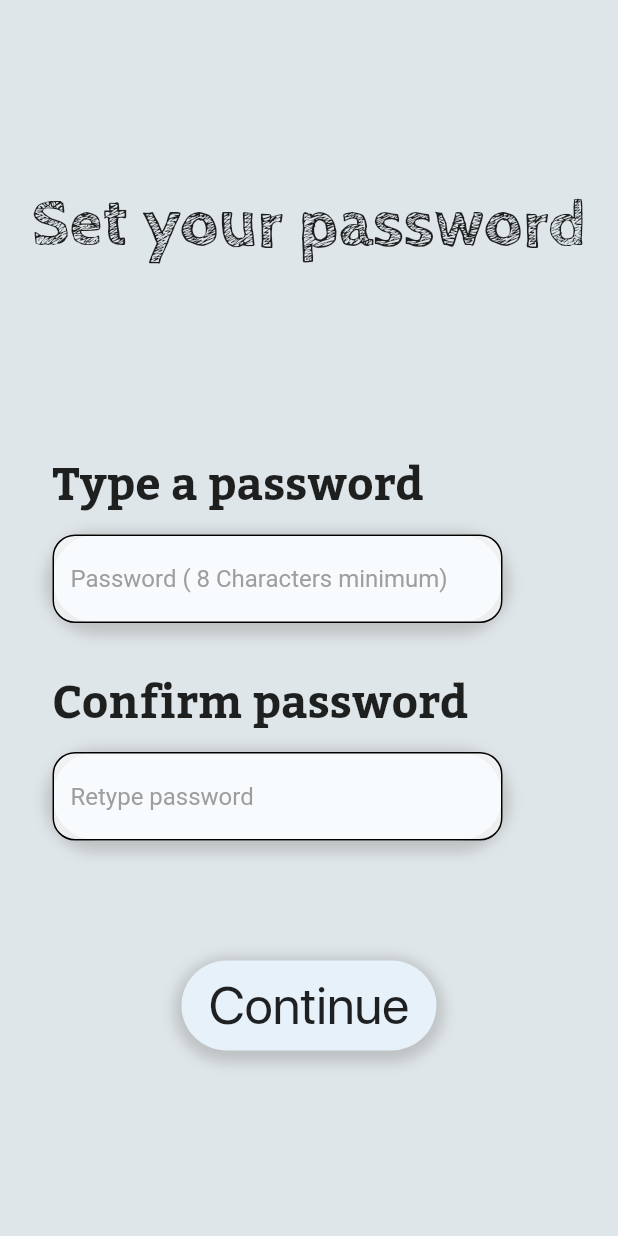
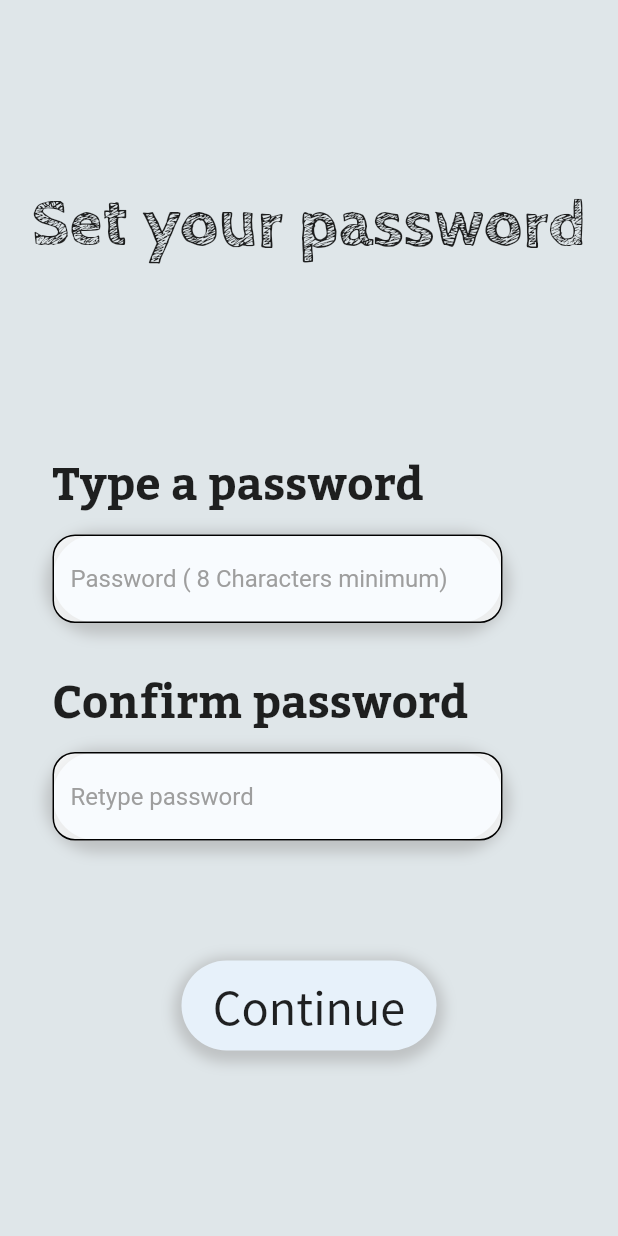
Before and after one commit to abby3010/-PA-, a Flutter app: the screen it shows after launch, after a tap on "Set Password", on a phone screen of 412 x 824 dp. Run offline on Flutter 3.47's test engine with Material 2 defaults, Android fonts, the phone set to English and light mode, and no system bars.

Commit message:
Changed the Colours

```diff
--- a/25.05.20/lib/dropDown.dart
+++ b/25.05.20/lib/dropDown.dart
@@ -1,8 +1,7 @@
-import 'package:dicee/constants.dart';
 import 'package:flutter/cupertino.dart';
 import 'package:flutter/material.dart';
 import 'Subjects.dart';
-import 'constants.dart';
+
 import 'setPassword.dart';
 
 String batchu = 'One', semu = 'One';
@@ -47,7 +46,7 @@ class _DdBatchSemState extends State<DdBatchSem> {
               color: Color(0xffE7F1FA),
             ),
             child: Row(
-              mainAxisAlignment: MainAxisAlignment.center,
+              mainAxisAlignment: MainAxisAlignment.spaceEvenly,
               children: <Widget>[
                 Text(
                   'Batch',
@@ -116,7 +115,7 @@ class _DdBatchSemState extends State<DdBatchSem> {
               color: Color(0xffE7F1FA),
             ),
             child: Row(
-              mainAxisAlignment: MainAxisAlignment.center,
+              mainAxisAlignment: MainAxisAlignment.spaceEvenly,
               children: <Widget>[
                 Text(
                   'Semester',
@@ -193,7 +192,7 @@ class _DdBatchSemState extends State<DdBatchSem> {
               child: Center(
                 child: Text(
                   'Continue',
-                  style: TextStyle(fontSize: 25.0, fontFamily: 'NotoSansKR'),
+                  style: TextStyle(fontSize: 25.0, fontFamily: 'Bitter'),
                 ),
               ),
             ),
@@ -206,7 +205,7 @@ class _DdBatchSemState extends State<DdBatchSem> {
               );
             },
             child: Container(
-              height: 20.0,
+              height: 25.0,
               width: 120.0,
               decoration: BoxDecoration(
                 boxShadow: [
@@ -225,6 +224,9 @@ class _DdBatchSemState extends State<DdBatchSem> {
               child: Center(
                 child: Text(
                   'Set Password',
+                  style: TextStyle(
+                    fontFamily: 'Bitter'
+                  ),
                 ),
               ),
             ),
--- a/25.05.20/lib/listTileMaker.dart
+++ b/25.05.20/lib/listTileMaker.dart
@@ -17,7 +17,7 @@ FlatButton listTileMaker(String subName, String part, [Icon myicon]) {
         borderRadius: BorderRadius.all(
           Radius.circular(130.0),
         ),
-        color: Color(0xffE7F1FA),
+        color: Color(0xFFDFE6E9),
       ),
       child: ListTile(
           leading: myicon,
--- a/25.05.20/lib/setPassword.dart
+++ b/25.05.20/lib/setPassword.dart
@@ -171,7 +171,7 @@ class _SetPasswordState extends State<SetPassword> {
                     child: Center(
                       child: Text(
                         'Continue',
-                        style: TextStyle(fontSize: 35.0,fontFamily: 'SF Pro Display',),
+                        style: TextStyle(fontSize: 30.0,fontFamily: 'NotoSansKR',),
                       ),
                     ),
                   ),
```
Also changed, not shown: 25.05.20/lib/subs.dart (+59 -58 lines).
